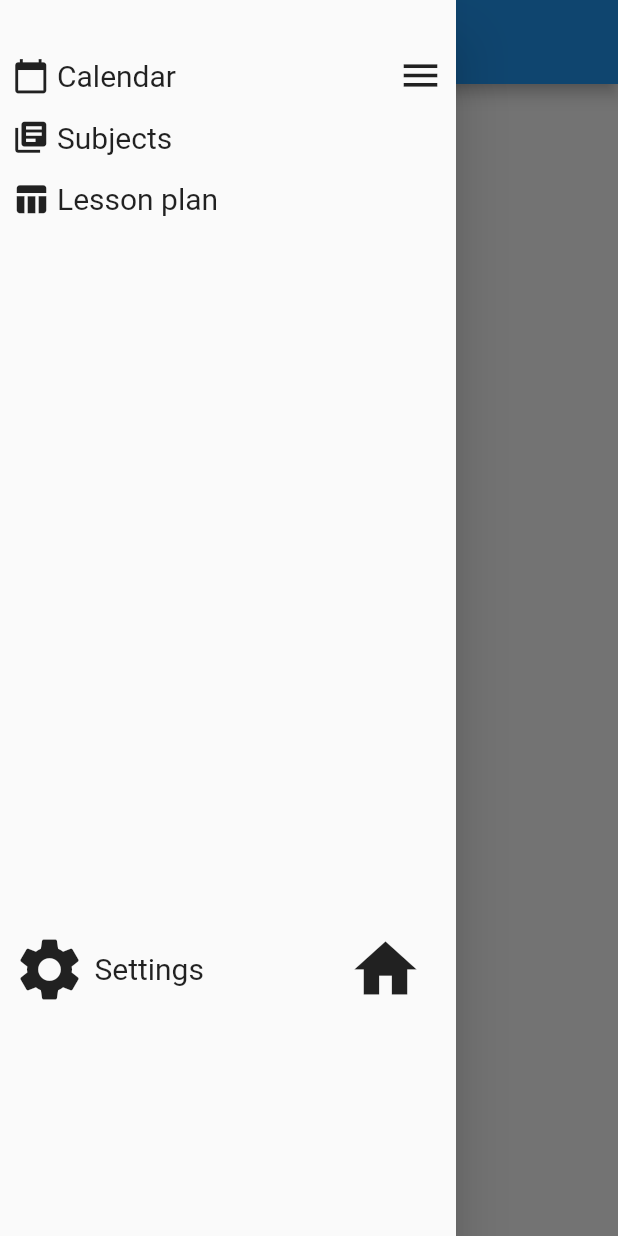
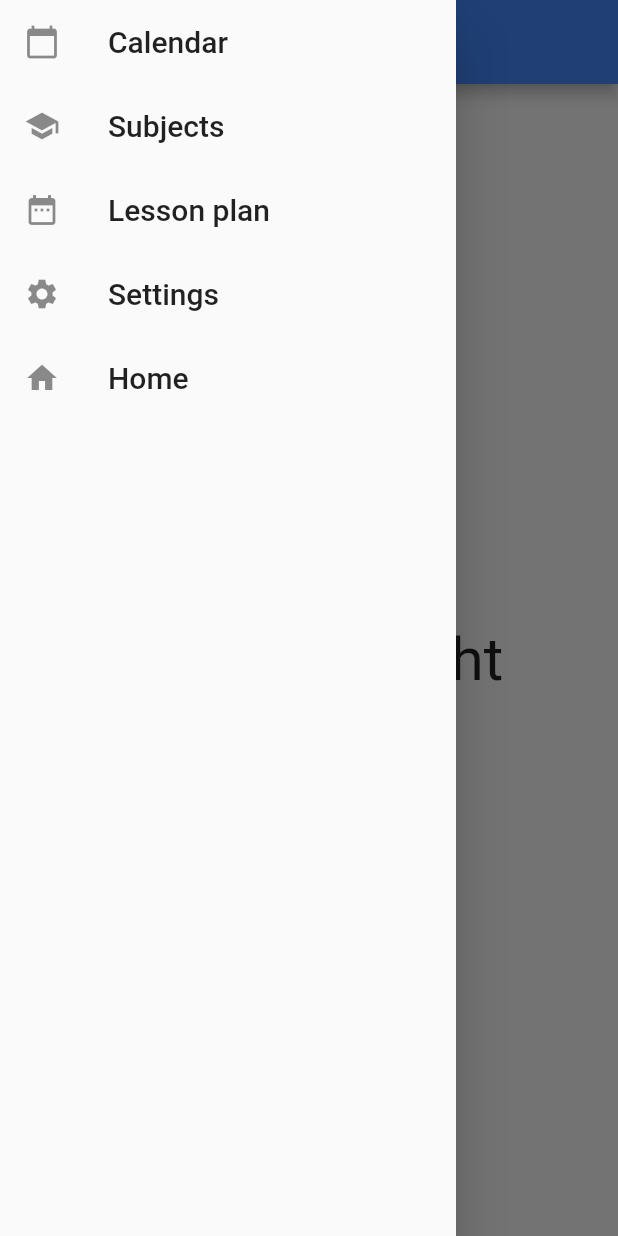
Before and after one commit to Caupz/SchoolBoy3000, a Flutter app: the screen it shows after launch, with the side drawer open, on a phone screen of 412 x 824 dp. Run offline on Flutter 3.47's test engine with Material 2 defaults, Android fonts, the phone set to English and light mode, and no system bars.

```diff
--- a/lib/main.dart
+++ b/lib/main.dart
@@ -1,32 +1,8 @@
 import 'package:flutter/material.dart';
-import 'package:templates/widgets/CustomDrawer.dart';
+import 'pages/homepage.dart';
 
-void main() => runApp(MyApp());
-
-class MyApp extends StatelessWidget {
-  // This widget is the root of your application.
-  @override
-  Widget build(BuildContext context) {
-    return MaterialApp(
-      title: 'Flutter Demo',
-      theme: ThemeData(
-        primarySwatch: Colors.blue,
-      ),
-      home: MyHomePage(title: 'Flutter Demo Home Page'),
-    );
-  }
+void main() {
+  runApp(new MaterialApp(
+    home: new HomePage()
+  ));
 }
-
-class MyHomePage extends StatelessWidget {
-  MyHomePage({Key key, this.title}) : super(key: key);
-  final String title;
-
-  Widget build(BuildContext context){
-    return Scaffold(
-      appBar: AppBar(title: Text("Homepage"),),
-      body: Center(child: Text("Hello boys"),),
-      drawer: CustomDrawer()
-    );
-  }
-
-}
--- /dev/null
+++ b/lib/pages/homepage.dart
@@ -0,0 +1,68 @@
+import 'package:flutter/material.dart';
+import 'package:schoolboy3000/pages/lessonspage.dart';
+import 'package:schoolboy3000/pages/subjectspage.dart';
+import 'calendarpage.dart';
+import 'settings.dart';
+
+class HomePage extends StatefulWidget {
+  @override
+  _HomePageState createState() => new _HomePageState();
+}
+
+class _HomePageState extends State<HomePage> {
+  @override
+  Widget build(BuildContext context) {
+    return new Scaffold(
+      appBar: new AppBar(title: new Text("SchoolBoy3000"), backgroundColor: Colors.blueAccent,),
+      drawer: new Drawer(
+        child: new ListView(
+          children: <Widget>[
+            new ListTile(
+              title: new Text("Calendar", style: new TextStyle(fontSize: 20.0),),
+              leading: new Icon(Icons.calendar_today),
+              onTap: (){
+                Navigator.of(context).pop();
+                Navigator.of(context).push(new MaterialPageRoute(builder: (BuildContext context)=> CalendarPage("Calendar page")));
+              },
+            ),
+            new ListTile(
+              title: new Text("Subjects", style: new TextStyle(fontSize: 20.0),),
+              leading: new Icon(Icons.school),
+              onTap: (){
+                Navigator.of(context).pop();
+                Navigator.of(context).push(new MaterialPageRoute(builder: (BuildContext context)=> SubjectsPage("Subjects page")));
+              },
+            ),
+            new ListTile(
+              title: new Text("Lesson plan", style: new TextStyle(fontSize: 20.0),),
+              leading: new Icon(Icons.date_range),
+              onTap: (){
+                Navigator.of(context).pop();
+                Navigator.of(context).push(new MaterialPageRoute(builder: (BuildContext context)=> LessonsPage("Lesson plan page ")));
+              },
+            ),
+            new ListTile(
+              title: new Text("Settings", style: new TextStyle(fontSize: 20.0),),
+              leading: new Icon(Icons.settings),
+              onTap: (){
+                Navigator.of(context).pop();
+                Navigator.of(context).push(new MaterialPageRoute(builder: (BuildContext context)=> SettingsPage("Settings")));
+              },
+            ),
+            new ListTile(
+              title: new Text("Home", style: new TextStyle(fontSize: 20.0),),
+              leading: new Icon(Icons.home),
+              onTap: (){
+                Navigator.of(context).pop();
+                Navigator.of(context).push(new MaterialPageRoute(builder: (BuildContext context)=> HomePage()));
+              },
+            ),
+          ],
+        ),
+      ),
+      body: new Center(
+        child: new Text("See on avaleht", style: new TextStyle(fontSize: 40.0),),
+      ),
+    );
+  }
+}
--- a/lib/widgets/CustomDrawer.dart
+++ /dev/null
@@ -1,83 +0,0 @@
-import 'package:flutter/material.dart';
-import 'package:templates/main.dart';
-
-class CustomDrawer extends StatelessWidget{
-    Widget build(BuildContext context){
-      return Drawer(
-        child: Column(
-            children: <Widget>[
-              SizedBox(height: 30,),
-              Row(
-                children: <Widget>[
-                  Padding(
-                    padding: const EdgeInsets.all(8.0),
-                    child: Container(child:
-                      Row(children: <Widget>[
-                        Icon(Icons.calendar_today, size: 25,),
-                        SizedBox(width: 5,),
-                        Text("Calendar", style: TextStyle(fontSize: 20))
-                    ],),),
-                  ),
-                SizedBox(width: 140,),
-                GestureDetector(
-                  child: Icon(Icons.menu, size: 30),
-                  onTap: () => {
-                      Navigator.pop(context)
-                  },
-                  )
-                ],
-              ),
-              Padding(
-                padding: const EdgeInsets.all(8.0),
-                child: Container(child:
-                  Row(children: <Widget>[
-                    Icon(Icons.library_books, size: 25,),
-                    SizedBox(width: 5,),
-                    Text("Subjects", style: TextStyle(fontSize: 20) )
-                ],),),
-              ),
-              Padding(
-                padding: const EdgeInsets.all(8.0),
-                child: Container(child:
-                  Row(children: <Widget>[
-                    Icon(Icons.table_chart, size: 25,),
-                    SizedBox(width: 5,),
-                    Text("Lesson plan", style: TextStyle(fontSize: 20))
-                ],),),
-              ),
-              SizedBox(height: 460,),
-              Row(
-                children: <Widget>[
-                  Padding(
-                    padding: const EdgeInsets.all(8.0),
-                    child: Container(child:
-                      Row(children: <Widget>[
-                        Icon(Icons.settings, size: 50,),
-                        SizedBox(width: 5,),
-                        Text("Settings", style: TextStyle(fontSize: 20))
-                    ],),),
-                  ),
-                  SizedBox(width: 80,),
-                  Padding(
-                  padding: const EdgeInsets.all(8.0),
-                  child: Container(child:
-                      Row(children: <Widget>[
-                      GestureDetector(
-                        child: Icon(Icons.home, size: 50,),
-                        onTap: () => {
-                          Navigator.push(context, MaterialPageRoute(builder:
-                            (context) => MyHomePage()))
-                        },
-                      ),
-                    ]
-                    ,)
-                    ),
-                ),
-                ],
-              ),
-
-          ],)
-      );
-    }
-
-}
--- a/pubspec.yaml
+++ b/pubspec.yaml
@@ -1,4 +1,4 @@
-name: templates
+name: schoolboy3000
 description: A new Flutter application.
 
 # The following defines the version and build number for your application.
```
Also changed, not shown: lib/pages/calendarpage.dart (added, +16 -0 lines), lib/pages/calendarroute.dart (added, +15 -0 lines), lib/pages/lessonspage.dart (added, +15 -0 lines), lib/pages/settings.dart (added, +15 -0 lines), lib/pages/subjectspage.dart (added, +15 -0 lines), lib/pages/subjectsroute.dart (added, +15 -0 lines), 10 other files.
